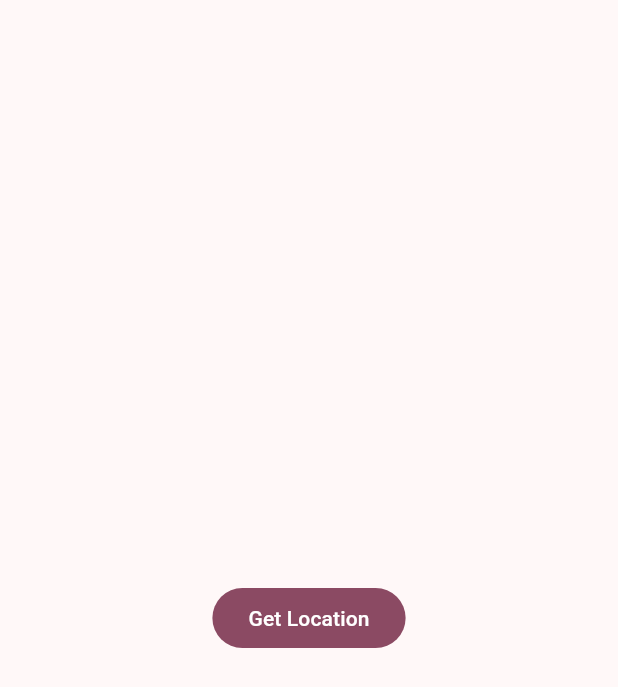
After one commit to bharathis-mi/teaching, a Flutter app: the screen it shows after launch, after a tap on "Location", on a phone screen of 412 x 824 dp. The commit adds this screen. Shown: the top 687 px of the screen. Run offline on Flutter 3.47's test engine with Material 3 defaults, Android fonts, the phone set to English and light mode, and no system bars; our stand-ins replace location, share_plus, transparent_image; missing offline and left inert: qr_bar_code, simple_barcode_scanner.

Commit message:
up-to-date

```diff
--- a/lib/home.dart
+++ b/lib/home.dart
@@ -1,6 +1,7 @@
 import 'package:flutter/material.dart';
 import 'package:teaching/container_background.dart';
 import 'package:teaching/form_page.dart';
+import 'package:teaching/locationpage.dart';
 import 'package:teaching/main.dart';
 import 'package:teaching/scaffold_page.dart';
 
@@ -63,6 +64,17 @@ class Home extends StatelessWidget {
                         builder: (context) => const ScaffoldPage()));
               },
             ),
+          ),
+          Card(
+            child: ListTile(
+              title: const Text('Location'),
+              onTap: () {
+                Navigator.push(
+                    context,
+                    MaterialPageRoute(
+                        builder: (context) => const LocationPage()));
+              },
+            ),
           )
         ],
       ),
--- /dev/null
+++ b/lib/locationpage.dart
@@ -0,0 +1,62 @@
+import 'dart:math';
+
+import 'package:flutter/material.dart';
+import 'package:location/location.dart';
+
+class LocationPage extends StatefulWidget {
+  const LocationPage({super.key});
+
+  @override
+  State<LocationPage> createState() => _LocationPageState();
+}
+
+class _LocationPageState extends State<LocationPage> {
+  @override
+  Widget build(BuildContext context) {
+    return Scaffold(
+      body: Center(
+        child: FilledButton(
+          onPressed: () async {
+            final location = await Location().getLocation();
+            if (location.latitude != null && location.longitude != null) {
+              if (isUserWithinRadius(location.latitude!, location.longitude!,
+                  12.978073, 80.136841)) {
+                ScaffoldMessenger.of(context).showSnackBar(const SnackBar(
+                    content: Text('You are not allowed to take attendance')));
+              } else {
+                ScaffoldMessenger.of(context).showSnackBar(const SnackBar(
+                    content: Text('You are allowed to take attendance')));
+              }
+            }
+          },
+          child: const Text("Get Location"),
+        ),
+      ),
+    );
+  }
+
+  double calculateDistance(double lat1, double lon1, double lat2, double lon2) {
+    const double R = 6371e3; // meters (Earth's radius)
+
+    final double dLat = radians(lat2 - lat1);
+    final double dLon = radians(lon2 - lon1);
+
+    final double a = sin(dLat / 2) * sin(dLat / 2) +
+        cos(radians(lat1)) * cos(radians(lat2)) * sin(dLon / 2) * sin(dLon / 2);
+
+    final double c = 2 * atan2(sqrt(a), sqrt(1 - a));
+
+    return R * c;
+  }
+
+  double radians(double degrees) {
+    return degrees * pi / 180;
+  }
+
+  bool isUserWithinRadius(double userLat, double userLon, double restrictedLat,
+      double restrictedLon) {
+    final distance =
+        calculateDistance(userLat, userLon, restrictedLat, restrictedLon);
+    return distance <= 1000;
+  }
+}
--- a/pubspec.yaml
+++ b/pubspec.yaml
@@ -10,6 +10,7 @@ dependencies:
   flutter:
     sdk: flutter
   http: ^1.2.1
+  location: ^6.0.1
   qr_bar_code: ^1.2.0
   share_plus: ^7.2.2
   simple_barcode_scanner: ^0.1.0
```
Also changed, not shown: pubspec.lock, 3 other files.
